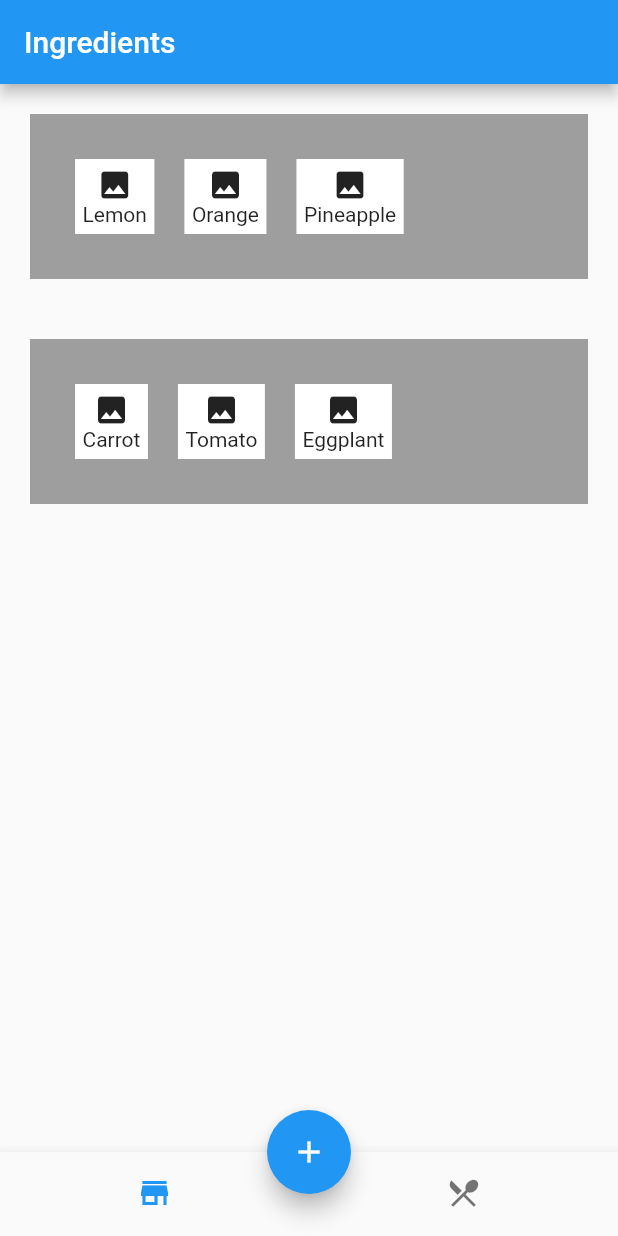
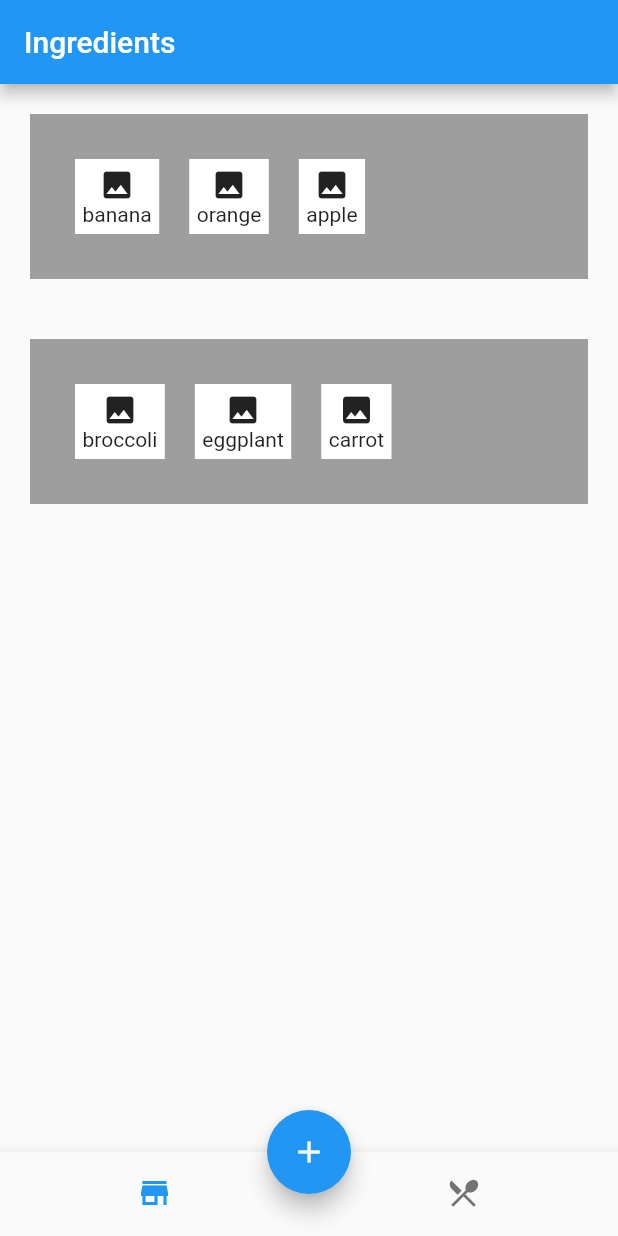
Before and after one commit to 3enedict/limelight, a Flutter app: the screen it shows after launch, on a phone screen of 412 x 824 dp. Run offline on Flutter 3.47's test engine with Material 2 defaults, Android fonts, the light colour scheme and no system bars; our stand-ins replace fluttericon.

Commit message:
Added IngredientSlider to easily add ingredients.

```diff
--- a/lib/main.dart
+++ b/lib/main.dart
@@ -48,86 +48,52 @@ class IngredientsPage extends StatelessWidget {
         ),
         floatingActionButtonLocation: FloatingActionButtonLocation.centerDocked,
         body: Column(
-          children: <Widget>[
-            Center(
-                child: Container(
-                    color: Colors.grey,
-                    padding: const EdgeInsets.all(20.0),
-                    margin: const EdgeInsets.all(20.0),
-                    child: Row(
-                      children: <Widget>[
-                        Flexible(
-                          child: Container(
-                              color: Colors.white,
-                              padding: const EdgeInsets.all(5.0),
-                              margin: const EdgeInsets.all(10.0),
-                              child: Column(children: const <Widget>[
-                                Icon(Icons.image),
-                                Text('Lemon')
-                              ])),
-                        ),
-                        Flexible(
-                          child: Container(
-                              color: Colors.white,
-                              padding: const EdgeInsets.all(5.0),
-                              margin: const EdgeInsets.all(10.0),
-                              child: Column(children: const <Widget>[
-                                Icon(Icons.image),
-                                Text('Orange')
-                              ])),
-                        ),
-                        Flexible(
-                          child: Container(
-                              color: Colors.white,
-                              padding: const EdgeInsets.all(5.0),
-                              margin: const EdgeInsets.all(10.0),
-                              child: Column(children: const <Widget>[
-                                Icon(Icons.image),
-                                Text('Pineapple')
-                              ])),
-                        ),
-                      ],
-                    ))),
-            Center(
-                child: Container(
-                    color: Colors.grey,
-                    padding: const EdgeInsets.all(20.0),
-                    margin: const EdgeInsets.all(20.0),
-                    child: Row(
-                      children: <Widget>[
-                        Flexible(
-                          child: Container(
-                              color: Colors.white,
-                              padding: const EdgeInsets.all(5.0),
-                              margin: const EdgeInsets.all(10.0),
-                              child: Column(children: const <Widget>[
-                                Icon(Icons.image),
-                                Text('Carrot')
-                              ])),
-                        ),
-                        Flexible(
-                          child: Container(
-                              color: Colors.white,
-                              padding: const EdgeInsets.all(5.0),
-                              margin: const EdgeInsets.all(10.0),
-                              child: Column(children: const <Widget>[
-                                Icon(Icons.image),
-                                Text('Tomato')
-                              ])),
-                        ),
-                        Flexible(
-                          child: Container(
-                              color: Colors.white,
-                              padding: const EdgeInsets.all(5.0),
-                              margin: const EdgeInsets.all(10.0),
-                              child: Column(children: const <Widget>[
-                                Icon(Icons.image),
-                                Text('Eggplant')
-                              ])),
-                        ),
-                      ],
-                    ))),
+          children: const <Widget>[
+            IngredientSlider(items: {
+              'banana': Icon(Icons.image),
+              'orange': Icon(Icons.image),
+              'apple': Icon(Icons.image)
+            }),
+            IngredientSlider(items: {
+              'broccoli': Icon(Icons.image),
+              'eggplant': Icon(Icons.image),
+              'carrot': Icon(Icons.image)
+            }),
           ],
         ));
   }
 }
+
+class IngredientSlider extends StatelessWidget {
+  final Map<String, Icon> items;
+  const IngredientSlider({super.key, required this.items});
+
+  @override
+  Widget build(BuildContext context) {
+    List<Widget> ingredients = [];
+
+    for (final mapEntry in items.entries) {
+      final ingredientName = mapEntry.key;
+      final ingredientIcon = mapEntry.value;
+
+      ingredients.add(Flexible(
+        child: Container(
+            color: Colors.white,
+            padding: const EdgeInsets.all(5.0),
+            margin: const EdgeInsets.all(10.0),
+            child: Column(
+                children: <Widget>[ingredientIcon, Text(ingredientName)])),
+      ));
+    }
+
+    return Center(
+        child: Container(
+      color: Colors.grey,
+      padding: const EdgeInsets.all(20.0),
+      margin: const EdgeInsets.all(20.0),
+      child: Row(
+        children: ingredients,
+      ),
+    ));
+  }
+}
```
